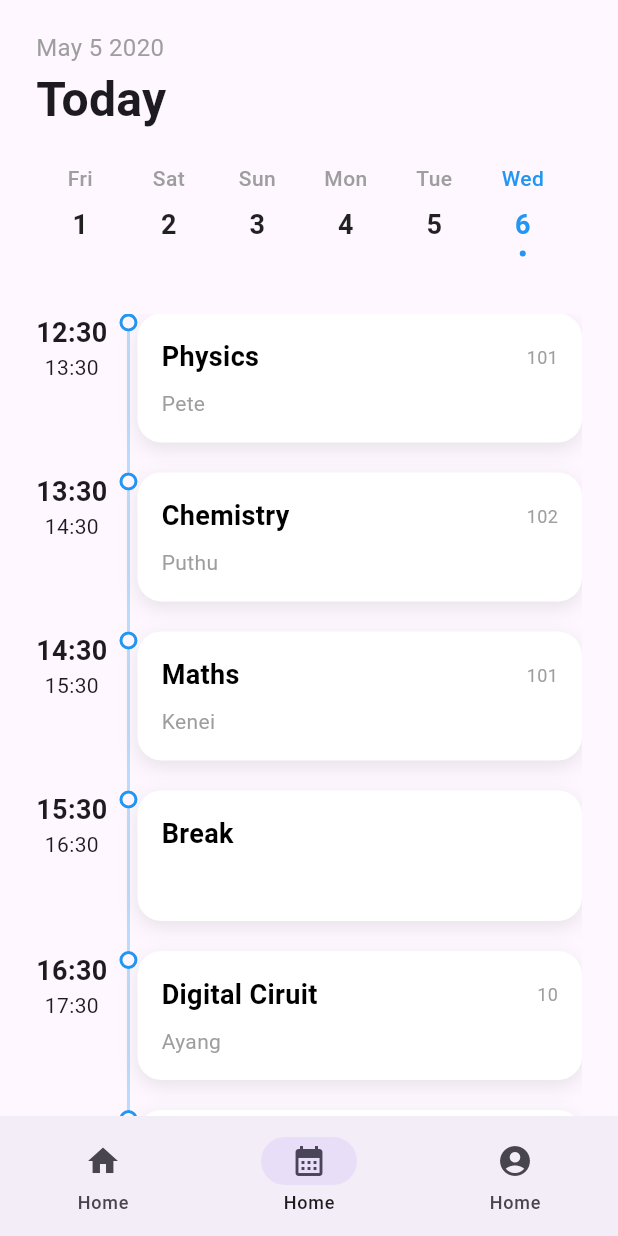
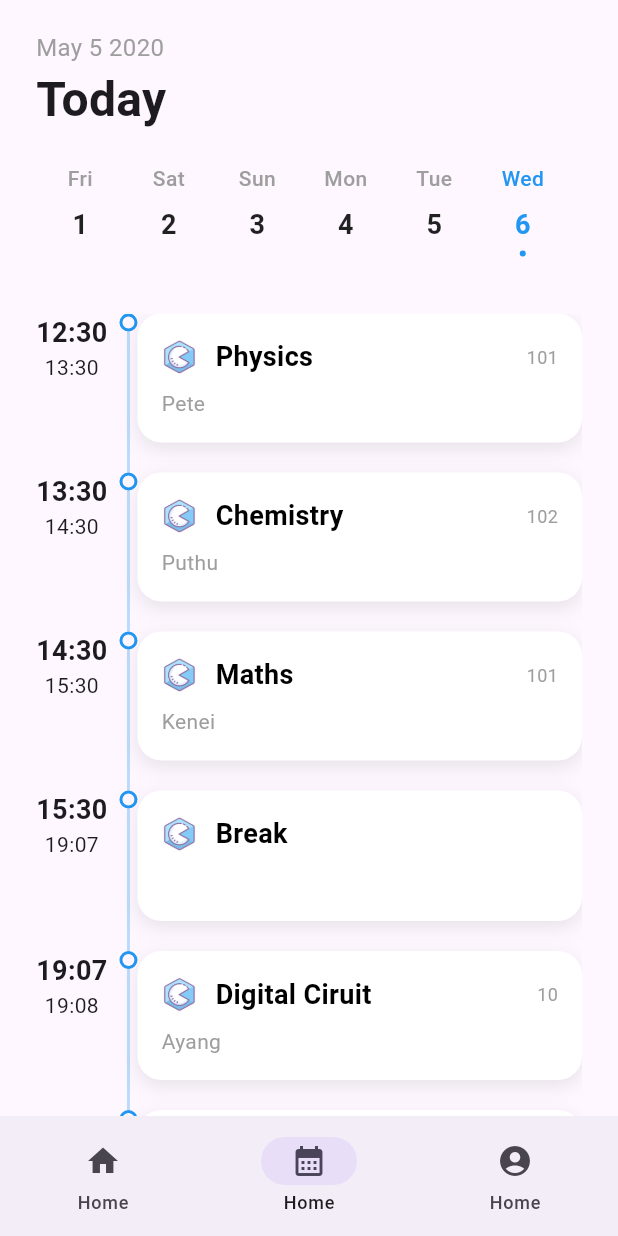
Before and after one commit to avi-saccharose/gpk, a Flutter app: the screen it shows after launch, on a phone screen of 412 x 824 dp. Run offline on Flutter 3.47's test engine with Material 3 defaults, Android fonts, the phone set to English and light mode, and no system bars; our stand-ins replace flutter_riverpod.

Commit message:
add riverpod

```diff
--- a/lib/data/test_data.dart
+++ b/lib/data/test_data.dart
@@ -25,21 +25,21 @@ final kTestTimeline = [
   ),
   TimelineItem(
     startTime: hmToMins(15, 30),
-    endTime: hmToMins(16, 30),
+    endTime: hmToMins(19, 07),
     subjectName: "Break",
     subjectID: null,
     instructorName: null,
   ),
   TimelineItem(
-    startTime: hmToMins(16, 30),
-    endTime: hmToMins(17, 30),
+    startTime: hmToMins(19, 07),
+    endTime: hmToMins(19, 08),
     subjectName: "Digital Ciruit",
     subjectID: "10",
     instructorName: "Ayang",
   ),
   TimelineItem(
-    startTime: hmToMins(17, 30),
-    endTime: hmToMins(18, 30),
+    startTime: hmToMins(19, 08),
+    endTime: hmToMins(19, 30),
     subjectName: "C programming",
     subjectID: "99",
     instructorName: "Vikethol",
--- /dev/null
+++ b/lib/features/routine/providers/clock_provider.dart
@@ -0,0 +1,10 @@
+import 'package:flutter_riverpod/flutter_riverpod.dart';
+import 'package:gpk_app/utils/time_helper.dart';
+
+final minutesNowProvider = StreamProvider<int>((ref) async* {
+  yield getMinsNow();
+  yield* Stream.periodic(
+    const Duration(seconds: 10),
+    (_) => getMinsNow(),
+  ).distinct();
+});
--- a/lib/features/routine/widgets/timeline.dart
+++ b/lib/features/routine/widgets/timeline.dart
@@ -1,24 +1,36 @@
 import 'package:flutter/material.dart';
+import 'package:flutter_riverpod/flutter_riverpod.dart';
 import 'package:gpk_app/constants/app_sizes.dart';
 import 'package:gpk_app/features/routine/data/mock_routine_repository.dart';
 import 'package:gpk_app/features/routine/models/timeline_item.dart';
+import 'package:gpk_app/features/routine/providers/clock_provider.dart';
 import 'package:gpk_app/utils/time_helper.dart';
 
-class Timeline extends StatelessWidget {
-  const Timeline({super.key});
-
+class Timeline extends ConsumerWidget {
   @override
-  Widget build(BuildContext context) {
+  Widget build(BuildContext context, WidgetRef ref) {
     final routine = MockRoutineRepository.instance.getRoutine();
+    final now = ref.watch(minutesNowProvider).value ?? 0;
     return Expanded(
       child: ListView.builder(
         itemCount: routine.length,
         itemBuilder: (context, index) {
           final isLast = index == (routine.length - 1);
+          final item = routine[index];
+          bool isActive = false;
+
+          if (now >= item.startTime) {
+            if (isLast) {
+              isActive = now < item.endTime;
+            } else if (now < routine[index + 1].startTime) {
+              isActive = true;
+            }
+          }
 
           return TimelineTile(
             item: routine[index],
             isLast: isLast,
+            isActive: isActive,
           );
         },
       ),
@@ -99,8 +111,14 @@ class TimelineTile extends StatelessWidget {
                 crossAxisAlignment: CrossAxisAlignment.start,
                 children: [
                   Row(
-                    mainAxisAlignment: MainAxisAlignment.spaceBetween,
+                    //mainAxisAlignment: MainAxisAlignment.spaceBetween,
                     children: [
+                      Image(
+                        width: Sizes.p24,
+                        height: Sizes.p24,
+                        image: AssetImage('assets/icons/c-programming-64.png'),
+                      ),
+                      gapW12,
                       Text(
                         item.subjectName,
                         style: TextStyle(
@@ -109,6 +127,7 @@ class TimelineTile extends StatelessWidget {
                           fontSize: 18,
                         ),
                       ),
+                      Spacer(),
                       Text(
                         item.subjectID ?? "",
                         style: const TextStyle(
--- a/lib/main.dart
+++ b/lib/main.dart
@@ -1,7 +1,8 @@
 import 'package:flutter/material.dart';
+import 'package:flutter_riverpod/flutter_riverpod.dart';
 import 'package:gpk_app/app_navigation.dart';
 
-void main() => runApp(MyApp());
+void main() => runApp(ProviderScope(child: MyApp()));
 
 class MyApp extends StatelessWidget {
   const MyApp({super.key});
--- a/lib/utils/time_helper.dart
+++ b/lib/utils/time_helper.dart
@@ -32,5 +32,8 @@ int hmToMins(int hour, int minutes) {
 
 String displayTime(int time) {
   var (hour, minutes) = minsToHM(time);
-  return "$hour:$minutes";
+  String formattedHour = hour.toString().padLeft(2, '0');
+  String formattedMinute = minutes.toString().padLeft(2, '0');
+
+  return "$formattedHour:$formattedMinute";
 }
--- a/pubspec.yaml
+++ b/pubspec.yaml
@@ -35,6 +35,7 @@ dependencies:
   # Use with the CupertinoIcons class for iOS style icons.
   cupertino_icons: ^1.0.8
   intl: ^0.20.2
+  flutter_riverpod: ^3.3.1
 
 dev_dependencies:
   flutter_test:
@@ -59,9 +60,8 @@ flutter:
   uses-material-design: true
 
   # To add assets to your application, add an assets section, like this:
-  # assets:
-  #   - images/a_dot_burr.jpeg
-  #   - images/a_dot_ham.jpeg
+  assets:
+    - assets/icons/
 
   # An image asset can refer to one or more resolution-specific "variants", see
   # https://flutter.dev/to/resolution-aware-images
```
Also changed, not shown: assets/icons/c-programming-64.png (added), pubspec.lock.
